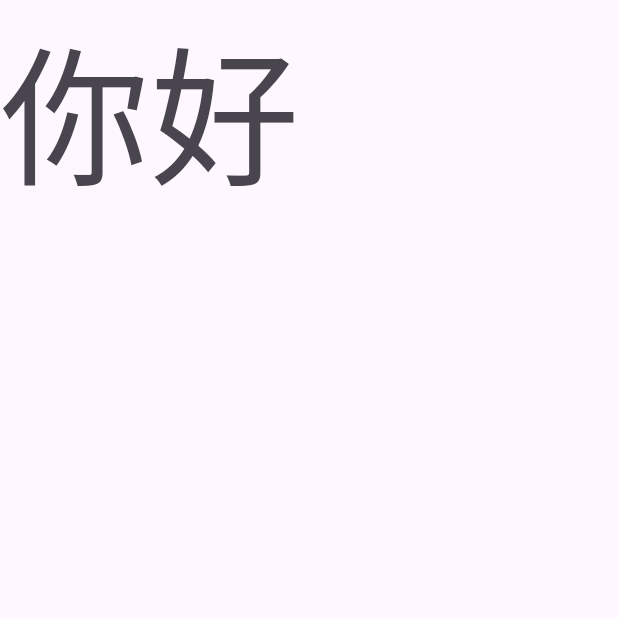
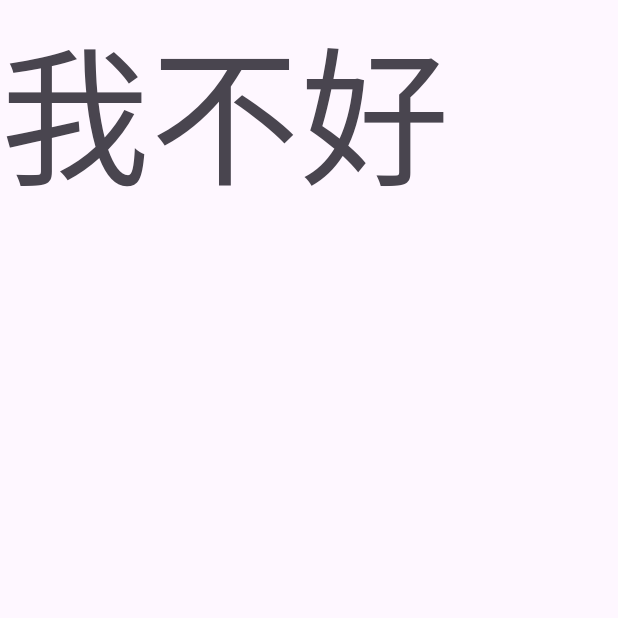
Before and after one commit to lcx1230/MyApplication, an Android app: the screen it shows after launch (MainActivity), on a phone screen of 412 x 824 dp, the top half of it. Run offline under Robolectric (Android 15) with nearby library versions, the phone set to English and light mode, and no system bars.

Commit message:
我不好

```diff
--- a/app/src/main/res/layout/activity_main.xml
+++ b/app/src/main/res/layout/activity_main.xml
@@ -8,7 +8,7 @@
         android:layout_width="wrap_content"
         android:layout_height="wrap_content"
         android:textSize="100dp"
-        android:text="你好"/>
+        android:text="我不好"/>
 
 
 </androidx.coordinatorlayout.widget.CoordinatorLayout>
```
